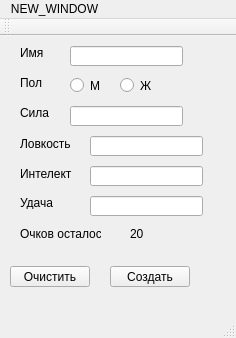
First picture: the form in mainwindow.ui, repository crja73/qt_game, before the edit.
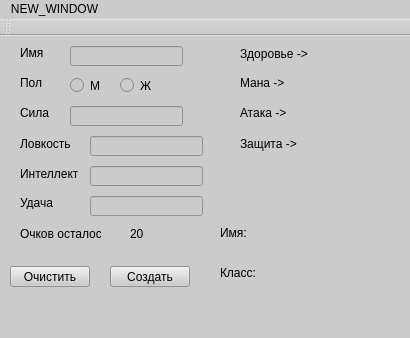
Second picture: the form after the edit.

The edit to the form file:
```diff
--- a/mainwindow.ui
+++ b/mainwindow.ui
@@ -6,13 +6,16 @@
    <rect>
     <x>0</x>
     <y>0</y>
-    <width>236</width>
+    <width>410</width>
     <height>338</height>
    </rect>
   </property>
   <property name="windowTitle">
    <string>MainWindow</string>
   </property>
+  <property name="styleSheet">
+   <string notr="true">background-color: rgb(203, 203, 203);</string>
+  </property>
   <widget class="QWidget" name="centralWidget">
    <widget class="QLabel" name="label">
     <property name="geometry">
@@ -76,7 +79,7 @@
      </rect>
     </property>
     <property name="text">
-     <string>Интелект</string>
+     <string>Интеллект</string>
     </property>
    </widget>
    <widget class="QLabel" name="label_6">
@@ -228,7 +231,7 @@
      <rect>
       <x>10</x>
       <y>260</y>
-      <width>221</width>
+      <width>361</width>
       <height>16</height>
      </rect>
     </property>
@@ -236,13 +239,169 @@
      <string/>
     </property>
    </widget>
+   <widget class="QLabel" name="label_8">
+    <property name="geometry">
+     <rect>
+      <x>240</x>
+      <y>10</y>
+      <width>71</width>
+      <height>16</height>
+     </rect>
+    </property>
+    <property name="text">
+     <string>Здоровье -&gt;</string>
+    </property>
+   </widget>
+   <widget class="QLabel" name="label_9">
+    <property name="geometry">
+     <rect>
+      <x>240</x>
+      <y>40</y>
+      <width>47</width>
+      <height>13</height>
+     </rect>
+    </property>
+    <property name="text">
+     <string>Мана -&gt;</string>
+    </property>
+   </widget>
+   <widget class="QLabel" name="label_10">
+    <property name="geometry">
+     <rect>
+      <x>240</x>
+      <y>70</y>
+      <width>47</width>
+      <height>13</height>
+     </rect>
+    </property>
+    <property name="text">
+     <string>Атака -&gt;</string>
+    </property>
+   </widget>
+   <widget class="QLabel" name="label_11">
+    <property name="geometry">
+     <rect>
+      <x>240</x>
+      <y>100</y>
+      <width>61</width>
+      <height>16</height>
+     </rect>
+    </property>
+    <property name="text">
+     <string>Защита -&gt;</string>
+    </property>
+   </widget>
+   <widget class="QLabel" name="class_inf">
+    <property name="geometry">
+     <rect>
+      <x>280</x>
+      <y>230</y>
+      <width>111</width>
+      <height>16</height>
+     </rect>
+    </property>
+    <property name="text">
+     <string/>
+    </property>
+   </widget>
+   <widget class="QLabel" name="label_12">
+    <property name="geometry">
+     <rect>
+      <x>220</x>
+      <y>230</y>
+      <width>47</width>
+      <height>13</height>
+     </rect>
+    </property>
+    <property name="text">
+     <string>Класс:</string>
+    </property>
+   </widget>
+   <widget class="QLabel" name="label_13">
+    <property name="geometry">
+     <rect>
+      <x>220</x>
+      <y>190</y>
+      <width>47</width>
+      <height>13</height>
+     </rect>
+    </property>
+    <property name="text">
+     <string>Имя:</string>
+    </property>
+   </widget>
+   <widget class="QLabel" name="name_label">
+    <property name="geometry">
+     <rect>
+      <x>280</x>
+      <y>190</y>
+      <width>81</width>
+      <height>16</height>
+     </rect>
+    </property>
+    <property name="text">
+     <string/>
+    </property>
+   </widget>
+   <widget class="QLabel" name="health_label">
+    <property name="geometry">
+     <rect>
+      <x>330</x>
+      <y>10</y>
+      <width>47</width>
+      <height>13</height>
+     </rect>
+    </property>
+    <property name="text">
+     <string/>
+    </property>
+   </widget>
+   <widget class="QLabel" name="mana_label">
+    <property name="geometry">
+     <rect>
+      <x>330</x>
+      <y>40</y>
+      <width>61</width>
+      <height>16</height>
+     </rect>
+    </property>
+    <property name="text">
+     <string/>
+    </property>
+   </widget>
+   <widget class="QLabel" name="atack_label">
+    <property name="geometry">
+     <rect>
+      <x>330</x>
+      <y>70</y>
+      <width>47</width>
+      <height>13</height>
+     </rect>
+    </property>
+    <property name="text">
+     <string/>
+    </property>
+   </widget>
+   <widget class="QLabel" name="protect_label">
+    <property name="geometry">
+     <rect>
+      <x>330</x>
+      <y>100</y>
+      <width>47</width>
+      <height>13</height>
+     </rect>
+    </property>
+    <property name="text">
+     <string/>
+    </property>
+   </widget>
   </widget>
   <widget class="QMenuBar" name="menuBar">
    <property name="geometry">
     <rect>
      <x>0</x>
      <y>0</y>
-     <width>236</width>
+     <width>410</width>
      <height>21</height>
     </rect>
    </property>
```
